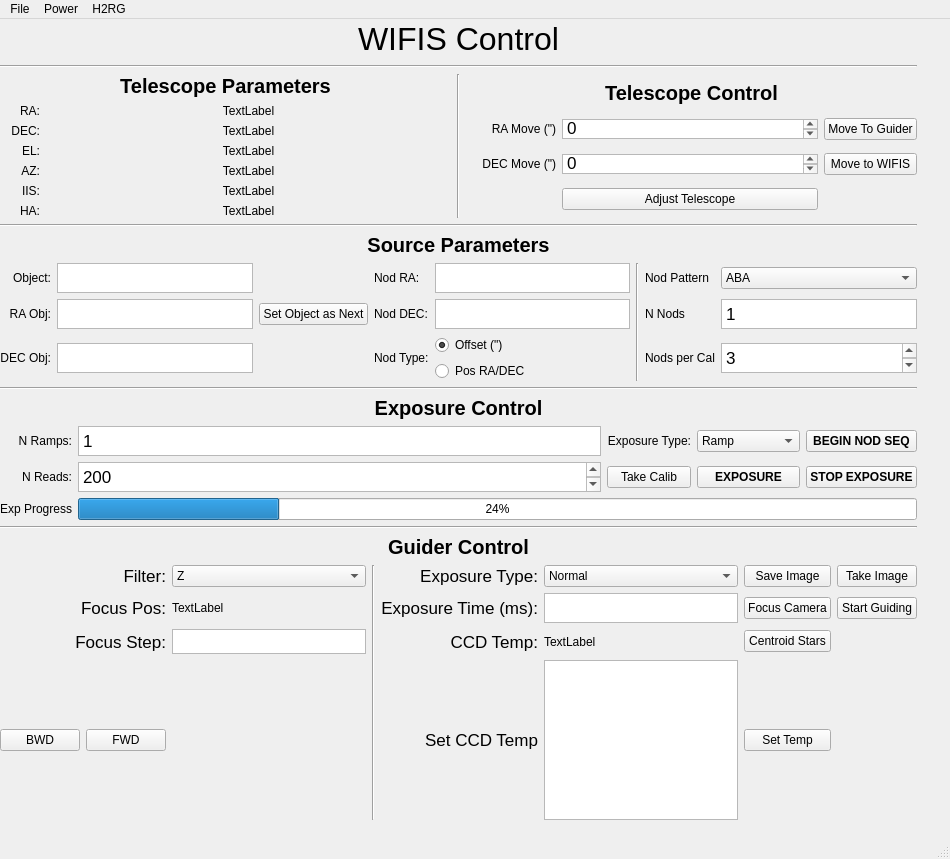
Before: the Qt Designer form WIFIS.ui in WIFIS-Team/controlcode-new, drawn with Qt 5.
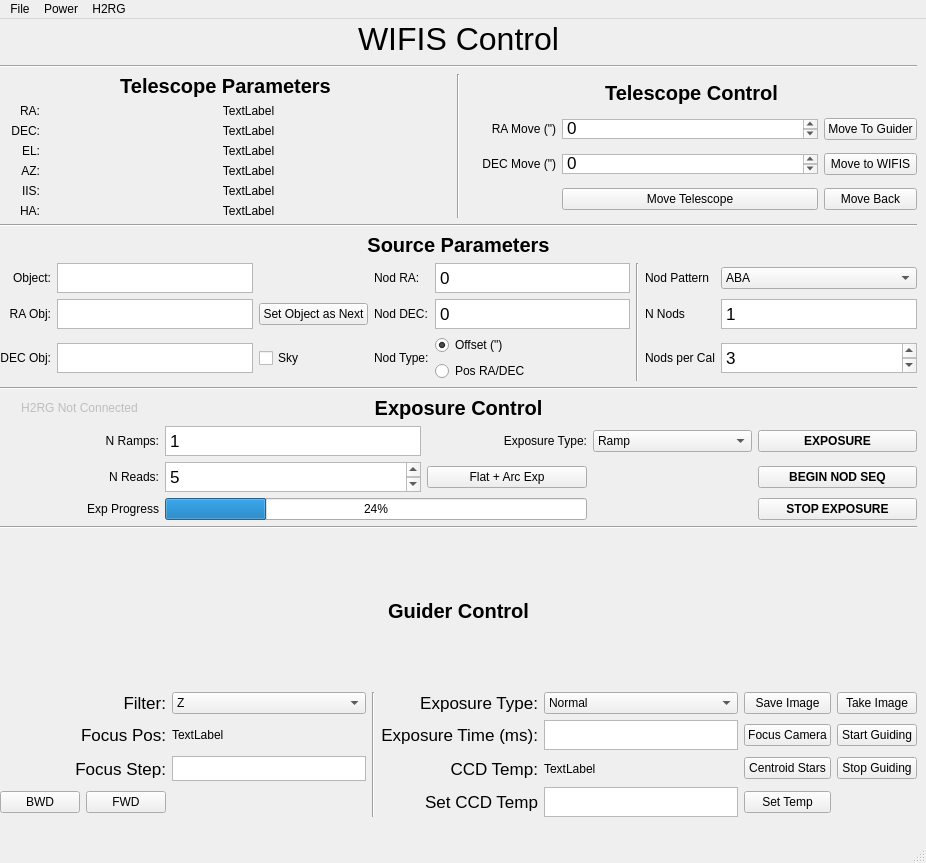
After: the same form once the commit is applied.

Commit message: Some changes to the GUI to be programmed

```diff
--- a/WIFIS.ui
+++ b/WIFIS.ui
@@ -6,8 +6,8 @@
    <rect>
     <x>0</x>
     <y>0</y>
-    <width>950</width>
-    <height>859</height>
+    <width>926</width>
+    <height>863</height>
    </rect>
   </property>
   <property name="sizePolicy">
@@ -32,7 +32,7 @@
       <x>0</x>
       <y>0</y>
       <width>917</width>
-      <height>801</height>
+      <height>798</height>
      </rect>
     </property>
     <layout class="QVBoxLayout" name="verticalLayout_3">
@@ -376,7 +376,14 @@
          <item row="3" column="1">
           <widget class="QPushButton" name="moveTelescopeButton">
            <property name="text">
-            <string>Adjust Telescope</string>
+            <string>Move Telescope</string>
+           </property>
+          </widget>
+         </item>
+         <item row="3" column="2">
+          <widget class="QPushButton" name="moveTelescopeButton_2">
+           <property name="text">
+            <string>Move Back</string>
            </property>
           </widget>
          </item>
@@ -466,6 +473,13 @@
            <height>30</height>
           </size>
          </property>
+         <property name="html">
+          <string>&lt;!DOCTYPE HTML PUBLIC &quot;-//W3C//DTD HTML 4.0//EN&quot; &quot;http://www.w3.org/TR/REC-html40/strict.dtd&quot;&gt;
+&lt;html&gt;&lt;head&gt;&lt;meta name=&quot;qrichtext&quot; content=&quot;1&quot; /&gt;&lt;style type=&quot;text/css&quot;&gt;
+p, li { white-space: pre-wrap; }
+&lt;/style&gt;&lt;/head&gt;&lt;body style=&quot; font-family:'.SF NS Text'; font-size:13pt; font-weight:400; font-style:normal;&quot;&gt;
+&lt;p style=&quot; margin-top:0px; margin-bottom:0px; margin-left:0px; margin-right:0px; -qt-block-indent:0; text-indent:0px;&quot;&gt;0&lt;/p&gt;&lt;/body&gt;&lt;/html&gt;</string>
+         </property>
         </widget>
        </item>
        <item row="1" column="1">
@@ -521,6 +535,13 @@
            <height>30</height>
           </size>
          </property>
+         <property name="html">
+          <string>&lt;!DOCTYPE HTML PUBLIC &quot;-//W3C//DTD HTML 4.0//EN&quot; &quot;http://www.w3.org/TR/REC-html40/strict.dtd&quot;&gt;
+&lt;html&gt;&lt;head&gt;&lt;meta name=&quot;qrichtext&quot; content=&quot;1&quot; /&gt;&lt;style type=&quot;text/css&quot;&gt;
+p, li { white-space: pre-wrap; }
+&lt;/style&gt;&lt;/head&gt;&lt;body style=&quot; font-family:'.SF NS Text'; font-size:13pt; font-weight:400; font-style:normal;&quot;&gt;
+&lt;p style=&quot; margin-top:0px; margin-bottom:0px; margin-left:0px; margin-right:0px; -qt-block-indent:0; text-indent:0px;&quot;&gt;0&lt;/p&gt;&lt;/body&gt;&lt;/html&gt;</string>
+         </property>
         </widget>
        </item>
        <item row="1" column="5" rowspan="3">
@@ -683,6 +704,13 @@
          </property>
         </widget>
        </item>
+       <item row="3" column="2">
+        <widget class="QCheckBox" name="checkBox">
+         <property name="text">
+          <string>Sky</string>
+         </property>
+        </widget>
+       </item>
       </layout>
      </item>
      <item>
@@ -694,6 +722,59 @@
      </item>
      <item>
       <layout class="QGridLayout" name="gridLayout_5">
+       <item row="2" column="1">
+        <widget class="QTextEdit" name="NReadsTExt">
+         <property name="sizePolicy">
+          <sizepolicy hsizetype="Maximum" vsizetype="Maximum">
+           <horstretch>0</horstretch>
+           <verstretch>0</verstretch>
+          </sizepolicy>
+         </property>
+         <property name="maximumSize">
+          <size>
+           <width>16777215</width>
+           <height>30</height>
+          </size>
+         </property>
+         <property name="html">
+          <string>&lt;!DOCTYPE HTML PUBLIC &quot;-//W3C//DTD HTML 4.0//EN&quot; &quot;http://www.w3.org/TR/REC-html40/strict.dtd&quot;&gt;
+&lt;html&gt;&lt;head&gt;&lt;meta name=&quot;qrichtext&quot; content=&quot;1&quot; /&gt;&lt;style type=&quot;text/css&quot;&gt;
+p, li { white-space: pre-wrap; }
+&lt;/style&gt;&lt;/head&gt;&lt;body style=&quot; font-family:'.SF NS Text'; font-size:13pt; font-weight:400; font-style:normal;&quot;&gt;
+&lt;p style=&quot; margin-top:0px; margin-bottom:0px; margin-left:0px; margin-right:0px; -qt-block-indent:0; text-indent:0px;&quot;&gt;5&lt;/p&gt;
+&lt;p style=&quot;-qt-paragraph-type:empty; margin-top:0px; margin-bottom:0px; margin-left:0px; margin-right:0px; -qt-block-indent:0; text-indent:0px;&quot;&gt;&lt;br /&gt;&lt;/p&gt;&lt;/body&gt;&lt;/html&gt;</string>
+         </property>
+        </widget>
+       </item>
+       <item row="1" column="1">
+        <widget class="QTextEdit" name="NRampsText">
+         <property name="sizePolicy">
+          <sizepolicy hsizetype="Maximum" vsizetype="Maximum">
+           <horstretch>0</horstretch>
+           <verstretch>0</verstretch>
+          </sizepolicy>
+         </property>
+         <property name="minimumSize">
+          <size>
+           <width>0</width>
+           <height>0</height>
+          </size>
+         </property>
+         <property name="maximumSize">
+          <size>
+           <width>16777215</width>
+           <height>30</height>
+          </size>
+         </property>
+         <property name="html">
+          <string>&lt;!DOCTYPE HTML PUBLIC &quot;-//W3C//DTD HTML 4.0//EN&quot; &quot;http://www.w3.org/TR/REC-html40/strict.dtd&quot;&gt;
+&lt;html&gt;&lt;head&gt;&lt;meta name=&quot;qrichtext&quot; content=&quot;1&quot; /&gt;&lt;style type=&quot;text/css&quot;&gt;
+p, li { white-space: pre-wrap; }
+&lt;/style&gt;&lt;/head&gt;&lt;body style=&quot; font-family:'.SF NS Text'; font-size:13pt; font-weight:400; font-style:normal;&quot;&gt;
+&lt;p style=&quot; margin-top:0px; margin-bottom:0px; margin-left:0px; margin-right:0px; -qt-block-indent:0; text-indent:0px;&quot;&gt;1&lt;/p&gt;&lt;/body&gt;&lt;/html&gt;</string>
+         </property>
+        </widget>
+       </item>
        <item row="3" column="0">
         <widget class="QLabel" name="label_30">
          <property name="text">
@@ -704,26 +785,6 @@
          </property>
         </widget>
        </item>
-       <item row="0" column="0" colspan="5">
-        <widget class="QLabel" name="label_13">
-         <property name="font">
-          <font>
-           <pointsize>15</pointsize>
-           <weight>75</weight>
-           <bold>true</bold>
-          </font>
-         </property>
-         <property name="autoFillBackground">
-          <bool>false</bool>
-         </property>
-         <property name="text">
-          <string>Exposure Control</string>
-         </property>
-         <property name="alignment">
-          <set>Qt::AlignCenter</set>
-         </property>
-        </widget>
-       </item>
        <item row="2" column="0">
         <widget class="QLabel" name="label_21">
          <property name="text">
@@ -744,59 +805,6 @@
          </property>
         </widget>
        </item>
-       <item row="1" column="1">
-        <widget class="QTextEdit" name="NRampsText">
-         <property name="sizePolicy">
-          <sizepolicy hsizetype="Expanding" vsizetype="Maximum">
-           <horstretch>0</horstretch>
-           <verstretch>0</verstretch>
-          </sizepolicy>
-         </property>
-         <property name="minimumSize">
-          <size>
-           <width>0</width>
-           <height>0</height>
-          </size>
-         </property>
-         <property name="maximumSize">
-          <size>
-           <width>16777215</width>
-           <height>30</height>
-          </size>
-         </property>
-         <property name="html">
-          <string>&lt;!DOCTYPE HTML PUBLIC &quot;-//W3C//DTD HTML 4.0//EN&quot; &quot;http://www.w3.org/TR/REC-html40/strict.dtd&quot;&gt;
-&lt;html&gt;&lt;head&gt;&lt;meta name=&quot;qrichtext&quot; content=&quot;1&quot; /&gt;&lt;style type=&quot;text/css&quot;&gt;
-p, li { white-space: pre-wrap; }
-&lt;/style&gt;&lt;/head&gt;&lt;body style=&quot; font-family:'.SF NS Text'; font-size:13pt; font-weight:400; font-style:normal;&quot;&gt;
-&lt;p style=&quot; margin-top:0px; margin-bottom:0px; margin-left:0px; margin-right:0px; -qt-block-indent:0; text-indent:0px;&quot;&gt;1&lt;/p&gt;&lt;/body&gt;&lt;/html&gt;</string>
-         </property>
-        </widget>
-       </item>
-       <item row="2" column="1">
-        <widget class="QTextEdit" name="NReadsTExt">
-         <property name="sizePolicy">
-          <sizepolicy hsizetype="Expanding" vsizetype="Maximum">
-           <horstretch>0</horstretch>
-           <verstretch>0</verstretch>
-          </sizepolicy>
-         </property>
-         <property name="maximumSize">
-          <size>
-           <width>16777215</width>
-           <height>30</height>
-          </size>
-         </property>
-         <property name="html">
-          <string>&lt;!DOCTYPE HTML PUBLIC &quot;-//W3C//DTD HTML 4.0//EN&quot; &quot;http://www.w3.org/TR/REC-html40/strict.dtd&quot;&gt;
-&lt;html&gt;&lt;head&gt;&lt;meta name=&quot;qrichtext&quot; content=&quot;1&quot; /&gt;&lt;style type=&quot;text/css&quot;&gt;
-p, li { white-space: pre-wrap; }
-&lt;/style&gt;&lt;/head&gt;&lt;body style=&quot; font-family:'.SF NS Text'; font-size:13pt; font-weight:400; font-style:normal;&quot;&gt;
-&lt;p style=&quot; margin-top:0px; margin-bottom:0px; margin-left:0px; margin-right:0px; -qt-block-indent:0; text-indent:0px;&quot;&gt;200&lt;/p&gt;
-&lt;p style=&quot;-qt-paragraph-type:empty; margin-top:0px; margin-bottom:0px; margin-left:0px; margin-right:0px; -qt-block-indent:0; text-indent:0px;&quot;&gt;&lt;br /&gt;&lt;/p&gt;&lt;/body&gt;&lt;/html&gt;</string>
-         </property>
-        </widget>
-       </item>
        <item row="1" column="2">
         <widget class="QLabel" name="label_34">
          <property name="text">
@@ -836,52 +844,26 @@
          </item>
         </widget>
        </item>
-       <item row="2" column="3">
-        <widget class="QPushButton" name="ExposureButton">
-         <property name="font">
-          <font>
-           <weight>75</weight>
-           <bold>true</bold>
-          </font>
-         </property>
-         <property name="text">
-          <string>EXPOSURE</string>
-         </property>
-        </widget>
-       </item>
-       <item row="1" column="4">
-        <widget class="QPushButton" name="NodBeginButton">
-         <property name="font">
-          <font>
-           <weight>75</weight>
-           <bold>true</bold>
-          </font>
-         </property>
-         <property name="text">
-          <string>BEGIN NOD SEQ</string>
-         </property>
-        </widget>
-       </item>
-       <item row="2" column="4">
-        <widget class="QPushButton" name="StopExpButton">
-         <property name="font">
-          <font>
-           <weight>75</weight>
-           <bold>true</bold>
-          </font>
-         </property>
-         <property name="text">
-          <string>STOP EXPOSURE</string>
-         </property>
-        </widget>
-       </item>
-       <item row="3" column="1" colspan="4">
+       <item row="3" column="1" colspan="2">
         <widget class="QProgressBar" name="ExpProgressBar">
          <property name="value">
           <number>24</number>
          </property>
         </widget>
        </item>
+       <item row="3" column="4">
+        <widget class="QPushButton" name="StopExpButton">
+         <property name="font">
+          <font>
+           <weight>75</weight>
+           <bold>true</bold>
+          </font>
+         </property>
+         <property name="text">
+          <string>STOP EXPOSURE</string>
+         </property>
+        </widget>
+       </item>
        <item row="2" column="2">
         <widget class="QPushButton" name="TakeCalibButton">
          <property name="font">
@@ -891,7 +873,69 @@
           </font>
          </property>
          <property name="text">
-          <string>Take Calib</string>
+          <string>Flat + Arc Exp</string>
+         </property>
+        </widget>
+       </item>
+       <item row="2" column="4">
+        <widget class="QPushButton" name="NodBeginButton">
+         <property name="font">
+          <font>
+           <weight>75</weight>
+           <bold>true</bold>
+          </font>
+         </property>
+         <property name="text">
+          <string>BEGIN NOD SEQ</string>
+         </property>
+        </widget>
+       </item>
+       <item row="1" column="4">
+        <widget class="QPushButton" name="ExposureButton">
+         <property name="font">
+          <font>
+           <weight>75</weight>
+           <bold>true</bold>
+          </font>
+         </property>
+         <property name="text">
+          <string>EXPOSURE</string>
+         </property>
+        </widget>
+       </item>
+       <item row="0" column="1" colspan="3">
+        <widget class="QLabel" name="label_13">
+         <property name="font">
+          <font>
+           <pointsize>15</pointsize>
+           <weight>75</weight>
+           <bold>true</bold>
+          </font>
+         </property>
+         <property name="autoFillBackground">
+          <bool>false</bool>
+         </property>
+         <property name="text">
+          <string>Exposure Control</string>
+         </property>
+         <property name="alignment">
+          <set>Qt::AlignCenter</set>
+         </property>
+        </widget>
+       </item>
+       <item row="0" column="0">
+        <widget class="QLabel" name="DetectorStatusLabel">
+         <property name="enabled">
+          <bool>false</bool>
+         </property>
+         <property name="autoFillBackground">
+          <bool>false</bool>
+         </property>
+         <property name="text">
+          <string>H2RG Not Connected</string>
+         </property>
+         <property name="alignment">
+          <set>Qt::AlignCenter</set>
          </property>
         </widget>
        </item>
@@ -1062,7 +1106,20 @@
         </widget>
        </item>
        <item row="6" column="5">
-        <widget class="QTextEdit" name="SetTempValue"/>
+        <widget class="QTextEdit" name="SetTempValue">
+         <property name="sizePolicy">
+          <sizepolicy hsizetype="Expanding" vsizetype="Maximum">
+           <horstretch>0</horstretch>
+           <verstretch>0</verstretch>
+          </sizepolicy>
+         </property>
+         <property name="maximumSize">
+          <size>
+           <width>16777215</width>
+           <height>30</height>
+          </size>
+         </property>
+        </widget>
        </item>
        <item row="3" column="2">
         <widget class="QComboBox" name="FilterVal">
@@ -1246,6 +1303,19 @@
          </property>
         </widget>
        </item>
+       <item row="5" column="7">
+        <widget class="QPushButton" name="StopGuidingButton">
+         <property name="sizePolicy">
+          <sizepolicy hsizetype="Minimum" vsizetype="Maximum">
+           <horstretch>0</horstretch>
+           <verstretch>0</verstretch>
+          </sizepolicy>
+         </property>
+         <property name="text">
+          <string>Stop Guiding</string>
+         </property>
+        </widget>
+       </item>
       </layout>
      </item>
     </layout>
@@ -1258,7 +1328,7 @@
     <rect>
      <x>0</x>
      <y>0</y>
-     <width>950</width>
+     <width>926</width>
      <height>22</height>
     </rect>
    </property>
```
